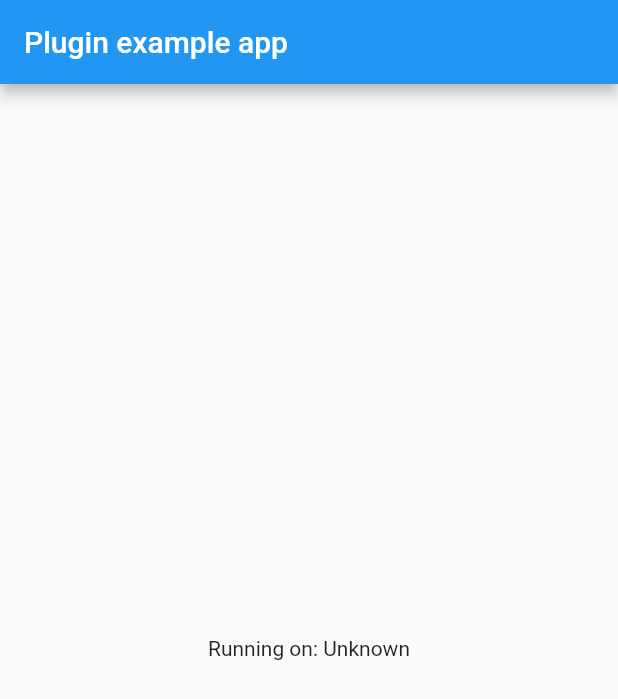
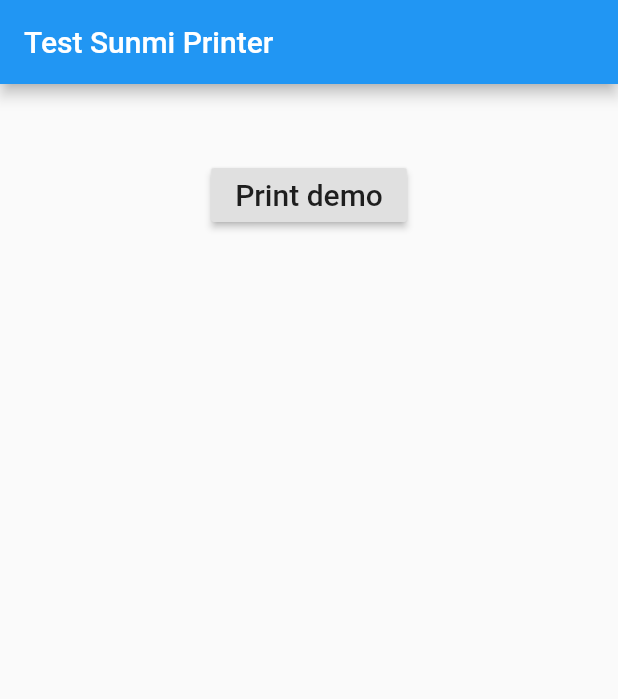
Before and after one commit to Nik1308/SunmiPrinter, a Flutter app: the screen it shows after launch, on a phone screen of 412 x 824 dp. Shown: the top 699 px of the screen. Run offline on Flutter 3.47's test engine with Material 2 defaults, Android fonts, the phone set to English and light mode, and no system bars.

Commit message:
remove bug from print text method

```diff
--- a/example/lib/main.dart
+++ b/example/lib/main.dart
@@ -14,32 +14,13 @@ class MyApp extends StatefulWidget {
 }
 
 class _MyAppState extends State<MyApp> {
-  String _platformVersion = 'Unknown';
 
-  @override
-  void initState() {
-    super.initState();
-    initPlatformState();
-  }
-
-  // Platform messages are asynchronous, so we initialize in an async method.
-  Future<void> initPlatformState() async {
-    String platformVersion;
-    // Platform messages may fail, so we use a try/catch PlatformException.
-    try {
-      platformVersion = await SunmiPrinterT1mini.platformVersion;
-    } on PlatformException {
-      platformVersion = 'Failed to get platform version.';
-    }
-
-    // If the widget was removed from the tree while the asynchronous platform
-    // message was in flight, we want to discard the reply rather than calling
-    // setState to update our non-existent appearance.
-    if (!mounted) return;
-
-    setState(() {
-      _platformVersion = platformVersion;
-    });
+  void _print() async{
+    Printer.text("package:sunmi_printer_t1mini/sunmi_printer_t1mini.dart");
+    Printer.text("package:sunmi_printer_t1mini/sunmi_printer_t1mini.dart");
+    Printer.text("package:sunmi_printer_t1mini/sunmi_printer_t1mini.dart");
+    Printer.text("package:sunmi_printer_t1mini/sunmi_printer_t1mini.dart");
+    Printer.text("package:sunmi_printer_t1mini/sunmi_printer_t1mini.dart");
   }
 
   @override
@@ -47,10 +28,18 @@ class _MyAppState extends State<MyApp> {
     return MaterialApp(
       home: Scaffold(
         appBar: AppBar(
-          title: const Text('Plugin example app'),
+          title: const Text('Test Sunmi Printer'),
         ),
-        body: Center(
-          child: Text('Running on: $_platformVersion\n'),
+        body: Column(
+          children: <Widget>[
+            SizedBox(height: 50),
+            Center(
+              child: RaisedButton(
+                onPressed: _print,
+                child: const Text('Print demo', style: TextStyle(fontSize: 20)),
+              ),
+            ),
+          ],
         ),
       ),
     );
```
